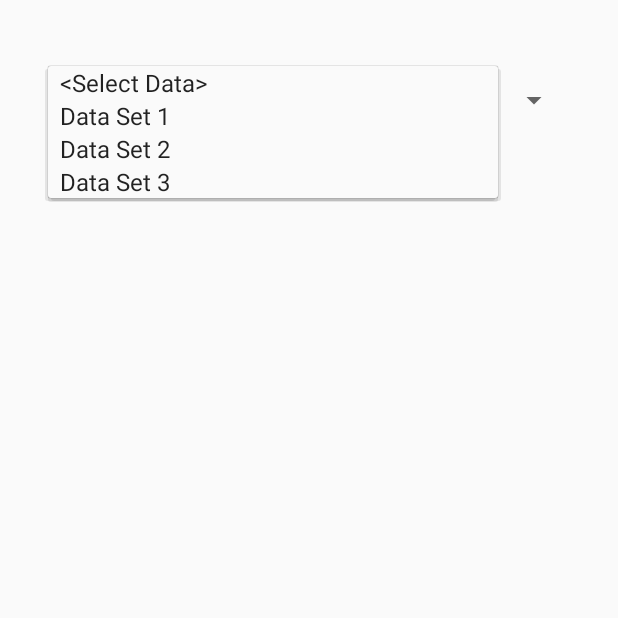
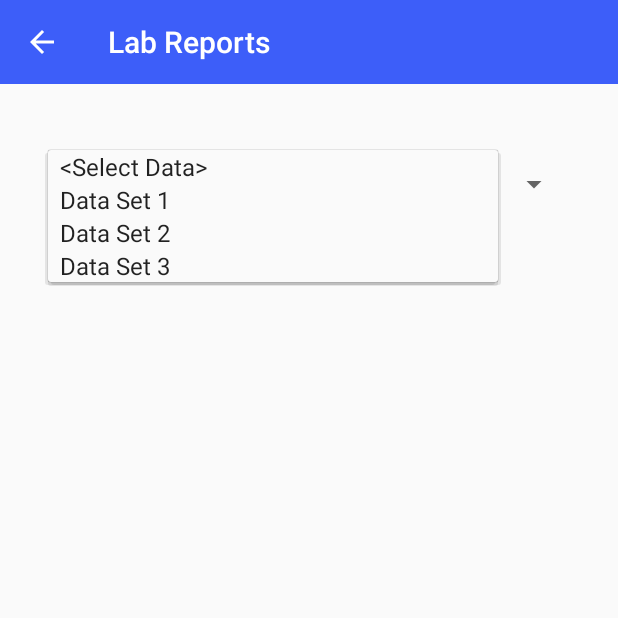
Before and after one commit to harikrishnanr994/medivault, an Android app: the AddLabReport screen opened directly, with no data from a screen before it, after a tap on "<Select Data>", on a phone screen of 412 x 824 dp, the top half of it. Run offline under Robolectric (Android 15) with nearby library versions, the phone set to English and light mode, and no system bars; our stand-ins replace Firebase (no records; nobody signed in at launch, a user with empty details on screens opened directly).

Commit message:
Toolbar bugs fixed

```diff
--- a/app/src/main/java/com/carehack/medivault/AddLabReport.java
+++ b/app/src/main/java/com/carehack/medivault/AddLabReport.java
@@ -7,6 +7,7 @@ import android.content.SharedPreferences;
 import android.support.v7.app.AlertDialog;
 import android.support.v7.app.AppCompatActivity;
 import android.os.Bundle;
+import android.support.v7.widget.Toolbar;
 import android.util.Log;
 import android.view.View;
 import android.widget.AdapterView;
@@ -41,6 +42,10 @@ public class AddLabReport extends AppCompatActivity {
     protected void onCreate(Bundle savedInstanceState) {
         super.onCreate(savedInstanceState);
         setContentView(R.layout.activity_add_lab_report);
+        Toolbar toolbar = findViewById(R.id.toolbar);
+        setSupportActionBar(toolbar);
+        getSupportActionBar().setTitle("Lab Reports");
+        getSupportActionBar().setDisplayHomeAsUpEnabled(true);
         sharedPreferences = getSharedPreferences(Utils.pref, MODE_PRIVATE);
         options=new ArrayList<>();
         options.add("<Select Data>");
@@ -149,4 +154,15 @@ public class AddLabReport extends AppCompatActivity {
         });
 
     }
+    @Override
+    public boolean onSupportNavigateUp(){
+       /* finish();
+        startActivity(new Intent(getApplicationContext(),MainActivity.class));*/
+        return true;
+    }
+    @Override
+    public void onBackPressed() {
+        /*finish();
+        startActivity(new Intent(getApplicationContext(),MainActivity.class));*/
+    }
 }
--- a/app/src/main/java/com/carehack/medivault/ListenActivity.java
+++ b/app/src/main/java/com/carehack/medivault/ListenActivity.java
@@ -48,7 +48,6 @@ public class ListenActivity extends AppCompatActivity {
     TextView textView;
     private DatabaseReference mRef;
     String name,phone_intent,role;
-
     private SharedPreferences sharedPreferences;
     private SharedPreferences.Editor editor;
     @Override
--- a/app/src/main/res/layout/activity_add_lab_report.xml
+++ b/app/src/main/res/layout/activity_add_lab_report.xml
@@ -5,7 +5,16 @@
     android:layout_width="match_parent"
     android:layout_height="match_parent"
     tools:context="com.carehack.medivault.AddLabReport">
-
+    <android.support.v7.widget.Toolbar
+        android:id="@+id/toolbar"
+        android:theme="@style/ThemeOverlay.AppCompat.Dark.ActionBar"
+        android:layout_width="match_parent"
+        android:layout_height="?attr/actionBarSize"
+        app:titleTextColor="#fff"
+        android:background="@color/colorAccent"
+        app:layout_constraintEnd_toEndOf="parent"
+        app:layout_constraintStart_toStartOf="parent"
+        app:layout_constraintTop_toTopOf="parent" />
     <Spinner
         android:id="@+id/dataSelectSpinner"
         android:layout_width="0dp"
@@ -18,7 +27,7 @@
         app:layout_constraintEnd_toEndOf="parent"
         app:layout_constraintHorizontal_bias="0.0"
         app:layout_constraintStart_toStartOf="parent"
-        app:layout_constraintTop_toTopOf="parent" />
+        app:layout_constraintTop_toBottomOf="@+id/toolbar"/>
 
     <TextView
         android:id="@+id/labResultValuesTV"
```
Also changed, not shown: app/src/main/java/com/carehack/medivault/ViewPendingReportsActivity.java (+13 -0 lines).
